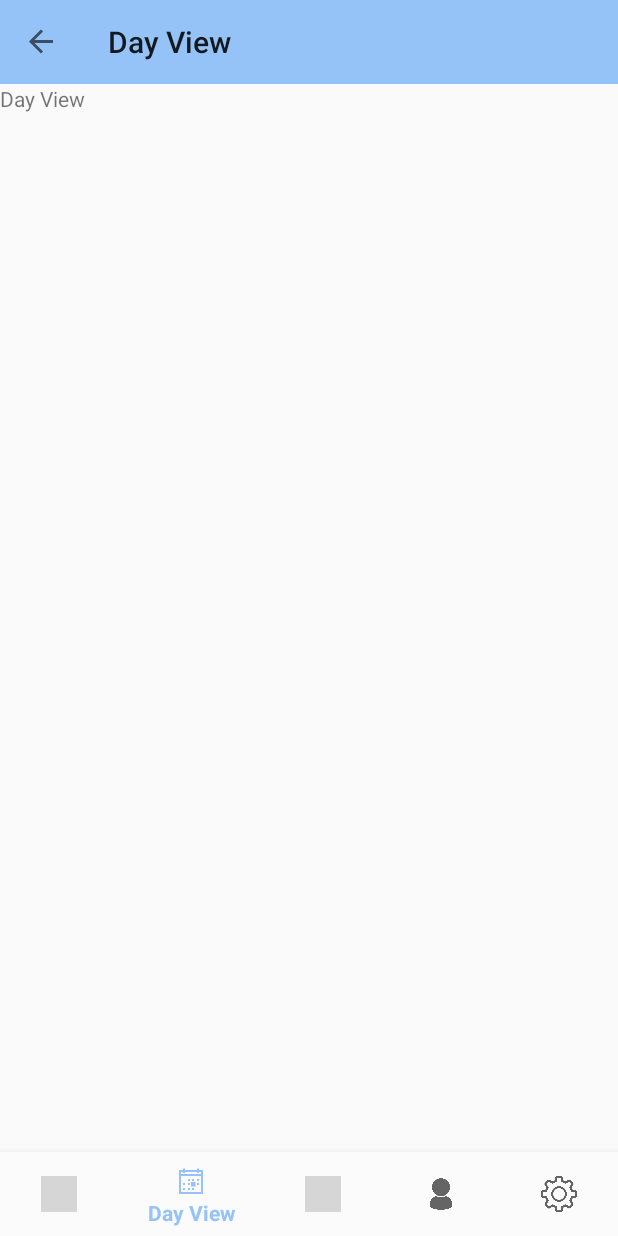
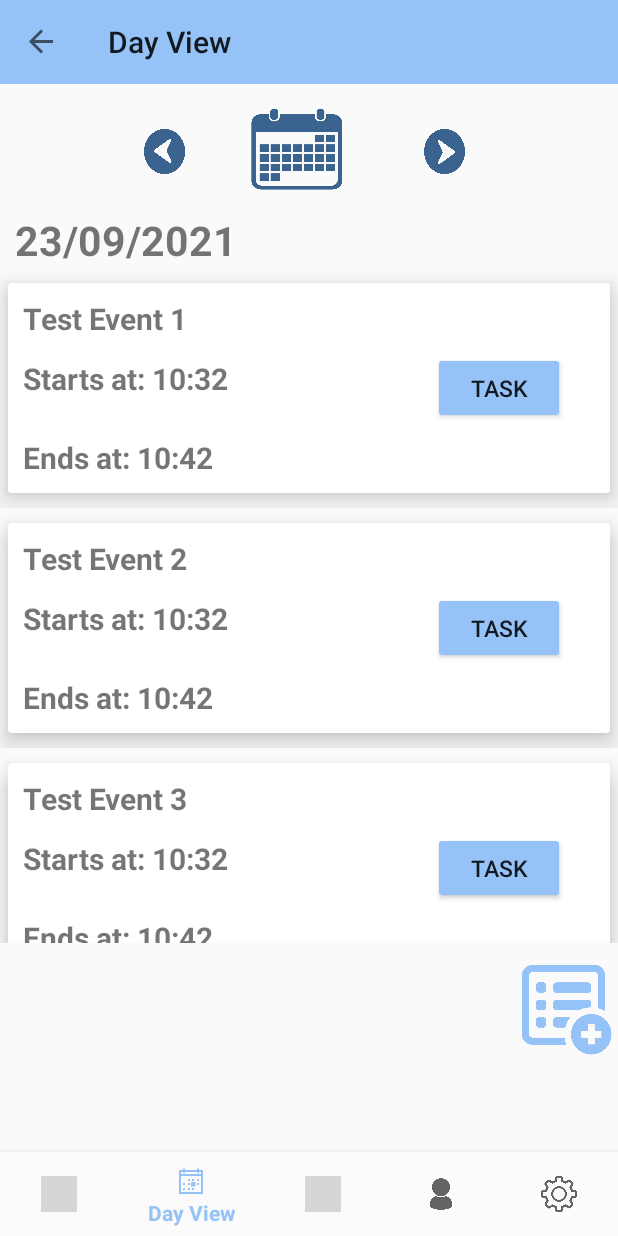
Before and after one commit to michalbal/PlanETApp, an Android app: the DayFragment screen opened through its navigation route, on a phone screen of 412 x 824 dp. Run offline under Robolectric (Android 15) with nearby library versions, the phone set to English and light mode, and no system bars; our stand-ins replace navigation-ui; grey boxes are pictures that could not be loaded.

Commit message:
Added UI to Day view

```diff
--- a/app/src/main/java/net/planner/planetapp/Utils.kt
+++ b/app/src/main/java/net/planner/planetapp/Utils.kt
@@ -6,7 +6,7 @@ import java.util.*
 private const val DATE_DATA_FORMAT_SHORT = "dd/MM H:mm"
 private const val DATE_DATA_FORMAT = "dd/MM/yyyy H:mm"
 private const val MONTH_DATA_FORMAT = "MMM dd,yyyy H:mm:ss"
-private const val DAY_DATA_FORMAT = "MMM dd"
+private const val DAY_DATA_FORMAT = "dd/MM/yyyy"
 private const val HOUR_DATA_FORMAT = "HH:mm" // T0 display as hour:minute AM/PM: hh.mm aa
 
 
@@ -26,7 +26,7 @@ private fun getDateImpl(timeMillis: Long, format: String = DATE_DATA_FORMAT): St
 }
 
 
-fun getDay(timeMillis: Long): String {
+fun getDayDate(timeMillis: Long): String {
     val c = Calendar.getInstance()
     c.timeInMillis = timeMillis
     return SimpleDateFormat(DAY_DATA_FORMAT, Locale.getDefault()).format(c.time)
--- a/app/src/main/java/net/planner/planetapp/fragments/DayFragment.kt
+++ b/app/src/main/java/net/planner/planetapp/fragments/DayFragment.kt
@@ -6,8 +6,17 @@ import androidx.fragment.app.Fragment
 import android.view.LayoutInflater
 import android.view.View
 import android.view.ViewGroup
+import androidx.recyclerview.widget.LinearLayoutManager
+import net.planner.planetapp.App
 import net.planner.planetapp.R
+import net.planner.planetapp.adapters.NextEventViewAdapter
+import net.planner.planetapp.databinding.DayFragmentBinding
+import net.planner.planetapp.databinding.HomeFragmentBinding
+import net.planner.planetapp.getDate
+import net.planner.planetapp.getDayDate
+import net.planner.planetapp.planner.PlannerEvent
 import net.planner.planetapp.viewmodels.DayFragmentViewModel
+import java.util.concurrent.TimeUnit
 
 class DayFragment : Fragment() {
 
@@ -16,18 +25,33 @@ class DayFragment : Fragment() {
     }
 
     private lateinit var viewModel: DayFragmentViewModel
+    private lateinit var mBinding: DayFragmentBinding
 
     override fun onCreateView(
         inflater: LayoutInflater, container: ViewGroup?,
         savedInstanceState: Bundle?
     ): View? {
-        return inflater.inflate(R.layout.day_fragment, container, false)
-    }
 
-    override fun onActivityCreated(savedInstanceState: Bundle?) {
-        super.onActivityCreated(savedInstanceState)
         viewModel = ViewModelProvider(this).get(DayFragmentViewModel::class.java)
-        // TODO: Use the ViewModel
+
+        // @TODO these are for test purposes, to be erased once we have values
+        val startTime = System.currentTimeMillis() + TimeUnit.MINUTES.toMillis(2)
+        val endTime = startTime +  TimeUnit.MINUTES.toMillis(10)
+        val todaysEvent = listOf(PlannerEvent("Test Event 1", startTime, endTime),
+            PlannerEvent("Test Event 2", startTime, endTime),
+            PlannerEvent("Test Event 3", startTime, endTime),
+            PlannerEvent("Test Event 4", startTime, endTime))
+
+        mBinding = DayFragmentBinding.inflate(inflater, container, false)
+
+        mBinding.dateText.text = getDayDate(System.currentTimeMillis())
+
+        // Init sub tasks Recycler View
+        val subTasksRecycler = mBinding.subTasksList
+        subTasksRecycler.layoutManager = LinearLayoutManager(context)
+        subTasksRecycler.adapter = NextEventViewAdapter(todaysEvent)
+
+        return mBinding.root
     }
 
 }
--- a/app/src/main/res/layout/day_fragment.xml
+++ b/app/src/main/res/layout/day_fragment.xml
@@ -1,13 +1,91 @@
 <?xml version="1.0" encoding="utf-8"?>
-<FrameLayout xmlns:android="http://schemas.android.com/apk/res/android"
+<androidx.constraintlayout.widget.ConstraintLayout xmlns:android="http://schemas.android.com/apk/res/android"
+    xmlns:app="http://schemas.android.com/apk/res-auto"
     xmlns:tools="http://schemas.android.com/tools"
     android:layout_width="match_parent"
     android:layout_height="match_parent"
     tools:context=".fragments.DayFragment">
 
+
+    <ImageButton
+        android:id="@+id/left_image"
+        android:layout_width="60dp"
+        android:layout_height="30dp"
+        android:layout_marginStart="80dp"
+        android:layout_marginTop="30dp"
+        android:background="@android:color/transparent"
+        android:cropToPadding="true"
+        android:paddingLeft="16dp"
+        android:paddingRight="16dp"
+        android:scaleType="fitXY"
+        android:src="@drawable/arrow_left_icon"
+        app:layout_constraintStart_toStartOf="parent"
+        app:layout_constraintTop_toTopOf="parent" />
+
+    <ImageButton
+        android:id="@+id/choose_day_image"
+        android:layout_width="100dp"
+        android:layout_height="70dp"
+        android:layout_marginStart="10dp"
+        android:layout_marginTop="10dp"
+        android:background="@android:color/transparent"
+        android:scaleType="fitXY"
+        android:src="@drawable/choose_date_icon"
+        app:layout_constraintStart_toEndOf="@+id/left_image"
+        app:layout_constraintTop_toTopOf="parent" />
+
+    <ImageButton
+        android:id="@+id/right_image"
+        android:layout_width="60dp"
+        android:layout_height="30dp"
+        android:layout_marginTop="30dp"
+        android:layout_marginEnd="70dp"
+        android:background="@android:color/transparent"
+        android:paddingLeft="16dp"
+        android:paddingRight="16dp"
+        android:scaleType="fitXY"
+        android:src="@drawable/arrow_right_icon"
+        app:layout_constraintEnd_toEndOf="parent"
+        app:layout_constraintStart_toEndOf="@+id/choose_day_image"
+        app:layout_constraintTop_toTopOf="parent" />
+
     <TextView
+        android:id="@+id/dateText"
+        android:layout_width="wrap_content"
+        android:layout_height="wrap_content"
+        android:layout_marginStart="10dp"
+        android:layout_marginTop="25dp"
+        android:shadowColor="#0C0C0D"
+        android:text="23/09/2021"
+        android:textSize="27sp"
+        android:textStyle="bold"
+        app:layout_constraintStart_toStartOf="parent"
+        app:layout_constraintTop_toBottomOf="@+id/left_image" />
+
+    <androidx.recyclerview.widget.RecyclerView
+        android:id="@+id/subTasksList"
         android:layout_width="match_parent"
-        android:layout_height="match_parent"
-        android:text="Day View" />
+        android:layout_height="450dp"
+        android:layout_marginTop="0dp"
+        app:layoutManager="LinearLayoutManager"
+        android:clipToPadding="false"
+        app:layout_constraintEnd_toEndOf="parent"
+        app:layout_constraintStart_toStartOf="parent"
+        app:layout_constraintTop_toBottomOf="@+id/dateText"
+        tools:listitem="@layout/next_event_list_item" />
 
-</FrameLayout>
+    <ImageButton
+        android:id="@+id/addTaskButton"
+        android:layout_width="60dp"
+        android:layout_height="60dp"
+        android:layout_marginEnd="4dp"
+        android:layout_marginBottom="10dp"
+        android:background="@android:color/transparent"
+        android:scaleType="fitXY"
+        android:src="@drawable/add_task_icon"
+        app:layout_constraintBottom_toBottomOf="parent"
+        app:layout_constraintEnd_toEndOf="parent"
+        app:layout_constraintTop_toBottomOf="@+id/subTasksList"
+        app:layout_constraintVertical_bias="0.213" />
+
+</androidx.constraintlayout.widget.ConstraintLayout>
--- a/app/src/main/res/layout/next_event_list_item.xml
+++ b/app/src/main/res/layout/next_event_list_item.xml
@@ -12,60 +12,63 @@
         app:cardBackgroundColor="@color/white"
         app:cardMaxElevation="12dp"
         app:cardPreventCornerOverlap="true"
-        app:cardUseCompatPadding="true">
+        android:layout_marginTop="10dp"
+        android:layout_marginLeft="5dp"
+        android:layout_marginRight="5dp"
+        android:layout_marginBottom="10dp"
+        app:layout_constraintBottom_toBottomOf="parent"
+        app:layout_constraintEnd_toEndOf="parent"
+        app:layout_constraintStart_toStartOf="parent"
+        app:layout_constraintTop_toTopOf="parent">
 
         <TextView
             android:id="@+id/eventName"
             android:layout_width="wrap_content"
             android:layout_height="wrap_content"
-            android:text="Event Name"
             android:layout_gravity="start|start"
+            android:layout_marginStart="10dp"
             android:layout_marginTop="10dp"
             android:layout_marginBottom="10dp"
-            android:layout_marginStart="10dp"
+            android:text="Event Name"
             android:textSize="20sp"
-            android:textStyle="bold"
-            />
+            android:textStyle="bold" />
 
         <TextView
             android:id="@+id/eventStart"
             android:layout_width="wrap_content"
             android:layout_height="wrap_content"
-            android:text="Start at: 10:00 AM"
             android:layout_gravity="start|center_horizontal"
+            android:layout_marginStart="10dp"
             android:layout_marginTop="50dp"
             android:layout_marginBottom="10dp"
-            android:layout_marginStart="10dp"
+            android:text="Start at: 10:00 AM"
             android:textSize="20sp"
-            android:textStyle="bold"
-            />
+            android:textStyle="bold" />
 
         <TextView
             android:id="@+id/eventEnd"
             android:layout_width="wrap_content"
             android:layout_height="wrap_content"
-            android:text="Ends at: 12:00 AM"
             android:layout_gravity="start|bottom"
             android:layout_marginStart="10dp"
             android:layout_marginTop="30dp"
             android:layout_marginBottom="10dp"
+            android:text="Ends at: 12:00 AM"
             android:textSize="20sp"
-            android:textStyle="bold"
-            />
+            android:textStyle="bold" />
 
         <Button
             android:id="@+id/task_button"
             android:layout_width="wrap_content"
             android:layout_height="wrap_content"
-            android:text="Task"
             android:layout_gravity="end|center"
+            android:layout_marginEnd="30dp"
+            android:backgroundTint="@color/colorPrimary"
+            android:elevation="10dp"
             android:paddingLeft="16dp"
             android:paddingRight="16dp"
-            android:textSize="15sp"
-            android:layout_marginEnd="30dp"
-            android:elevation="10dp"
-            android:backgroundTint="@color/colorPrimary"
-            />
+            android:text="Task"
+            android:textSize="15sp" />
 
 
     </androidx.cardview.widget.CardView>
--- a/app/src/main/res/values/colors.xml
+++ b/app/src/main/res/values/colors.xml
@@ -11,4 +11,5 @@
     <color name="colorPrimaryDark">#3B6390</color>
     <color name="colorAccent">#03DAC5</color>
     <color name="background_primary">#FBFBFB</color>
+    <color name="background_color">#CCDBEE</color>
 </resources>
```
Also changed, not shown: app/src/main/res/drawable/add_icon.png (added), app/src/main/res/drawable/add_task_icon.png (added), app/src/main/res/drawable/arrow_left_icon.png (added), app/src/main/res/drawable/arrow_right_icon.png (added), app/src/main/res/drawable/choose_date_icon.png (added).
